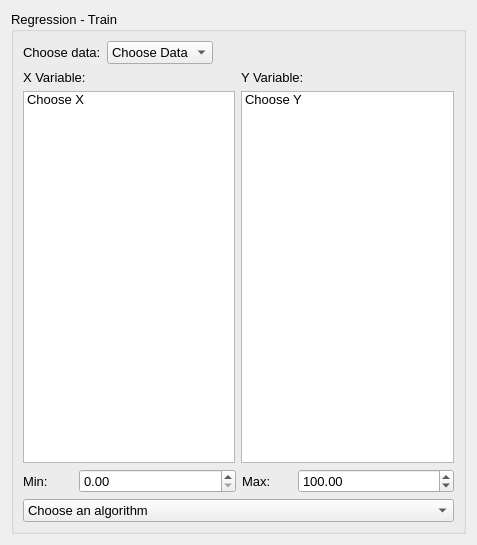
Qt form ui/RegressionTrain.ui (tisaconundrum2/PySAT-GUI) before a commit.
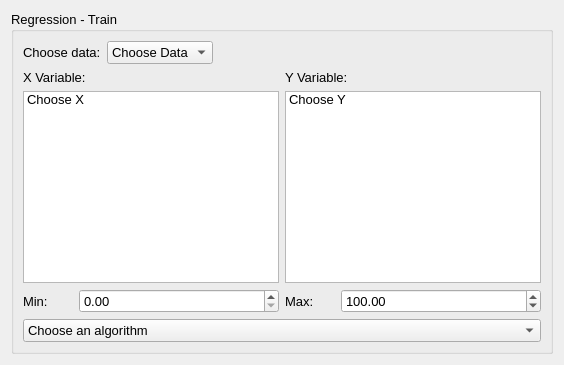
The same form after that commit.

What changed in the file:
```diff
--- a/ui/RegressionTrain.ui
+++ b/ui/RegressionTrain.ui
@@ -2,14 +2,6 @@
 <ui version="4.0">
  <class>Form</class>
  <widget class="QWidget" name="Form">
-  <property name="geometry">
-   <rect>
-    <x>0</x>
-    <y>0</y>
-    <width>477</width>
-    <height>545</height>
-   </rect>
-  </property>
   <property name="sizePolicy">
    <sizepolicy hsizetype="Ignored" vsizetype="Ignored">
     <horstretch>0</horstretch>
```
